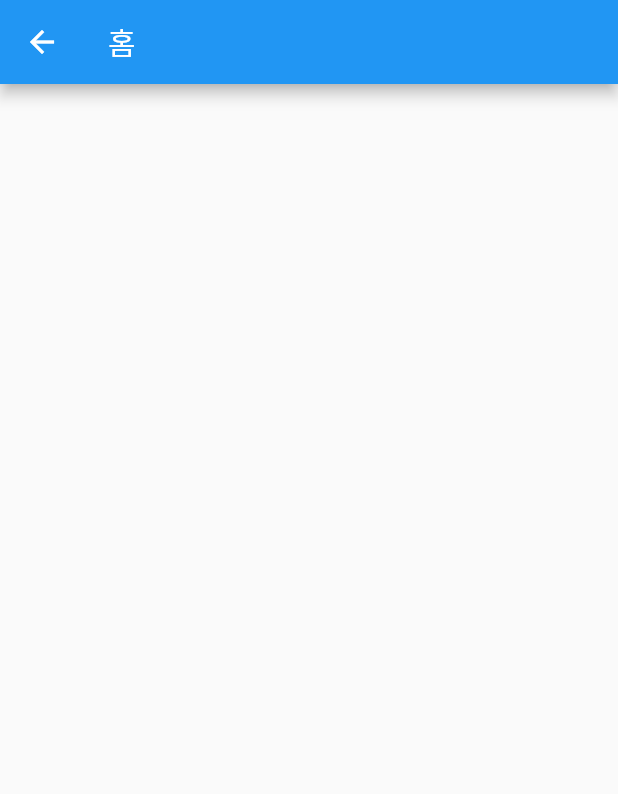
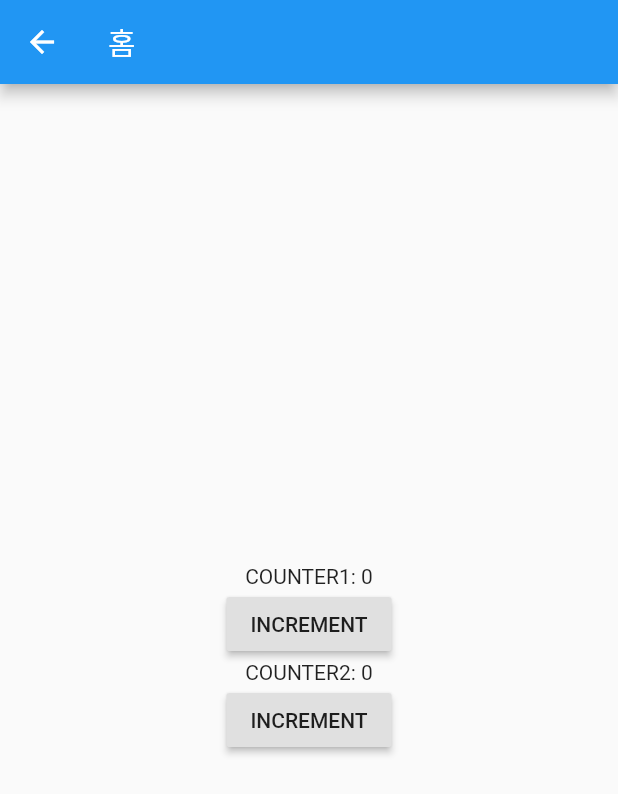
Before and after one commit to yangtopia/panino, a Flutter app: the HomePage screen opened directly, on a phone screen of 412 x 824 dp. Shown: the top 794 px of the screen. Run offline on Flutter 3.47's test engine with Material 2 defaults, Android fonts, the phone set to English and light mode, and no system bars; our stand-ins replace rxdart.

Commit message:
provider 패턴 추가

```diff
--- a/analysis_options.yaml
+++ b/analysis_options.yaml
@@ -3,3 +3,4 @@ include: package:effective_dart/analysis_options.yaml
 linter:
   rules:
     public_member_api_docs: false
+    prefer_mixin: false
--- a/lib/main.dart
+++ b/lib/main.dart
@@ -1,7 +1,20 @@
 import 'package:flutter/material.dart';
+import 'package:provider/provider.dart';
+
 import 'pages/home_page.dart';
+import 'provider/counter.dart';
+import 'provider/counter2.dart';
 
-void main() => runApp(MyApp());
+void main() => runApp(MultiProvider(
+        providers: [
+          ChangeNotifierProvider(create: (context) => Counter()),
+          ChangeNotifierProvider(create: (context) => Counter2())
+        ],
+        child: Consumer2<Counter, Counter2>(
+          builder: (context, value, value2, child) {
+            return MyApp();
+          },
+        )));
 
 class MyApp extends StatelessWidget {
   @override
--- a/lib/pages/home_page.dart
+++ b/lib/pages/home_page.dart
@@ -1,5 +1,9 @@
 import 'package:flutter/material.dart';
+import 'package:panino/provider/counter2.dart';
+import 'package:provider/provider.dart';
+
 import '../bloc/page_index_bloc.dart';
+import '../provider/counter.dart';
 
 final List<Widget> _pages = [HomePage(), null, null, null, null];
 PageIndexBloc pageIndexBloc = PageIndexBloc();
@@ -43,10 +47,32 @@ class MainPage extends StatelessWidget {
 class HomePage extends StatelessWidget {
   @override
   Widget build(BuildContext context) {
+    final counter = Provider.of<Counter>(context);
+    final counter2 = Provider.of<Counter2>(context);
+
     return Scaffold(
       appBar: AppBar(
         title: Text('홈'),
       ),
+      body: Column(
+        mainAxisAlignment: MainAxisAlignment.center,
+        children: [
+          Center(child: Text('COUNTER1: ${counter.count}')),
+          RaisedButton(
+            onPressed: () {
+              counter.increment();
+            },
+            child: Text('INCREMENT'),
+          ),
+          Center(child: Text('COUNTER2: ${counter2.count}')),
+          RaisedButton(
+            onPressed: () {
+              counter2.increment();
+            },
+            child: Text('INCREMENT'),
+          )
+        ],
+      ),
     );
   }
 }
--- /dev/null
+++ b/lib/provider/counter.dart
@@ -0,0 +1,18 @@
+import 'package:flutter/foundation.dart';
+import 'package:flutter/material.dart';
+
+class Counter with ChangeNotifier, DiagnosticableTreeMixin {
+  int _count = 0;
+  int get count => _count;
+
+  void increment() {
+    _count++;
+    notifyListeners();
+  }
+
+  @override
+  void debugFillProperties(DiagnosticPropertiesBuilder properties) {
+    super.debugFillProperties(properties);
+    properties.add(IntProperty('count', count));
+  }
+}
--- /dev/null
+++ b/lib/provider/counter2.dart
@@ -0,0 +1,18 @@
+import 'package:flutter/foundation.dart';
+import 'package:flutter/material.dart';
+
+class Counter2 with ChangeNotifier, DiagnosticableTreeMixin {
+  int _count = 0;
+  int get count => _count;
+
+  void increment() {
+    _count++;
+    notifyListeners();
+  }
+
+  @override
+  void debugFillProperties(DiagnosticPropertiesBuilder properties) {
+    super.debugFillProperties(properties);
+    properties.add(IntProperty('count', count));
+  }
+}
```
